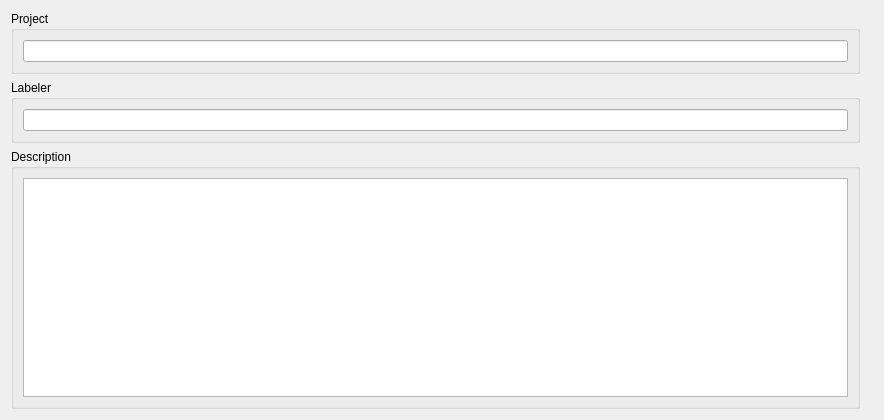
Above: ilastik/applets/projectMetadata/centralWidget.ui from ilastik/ilastik before the change. Below: the same form after it.
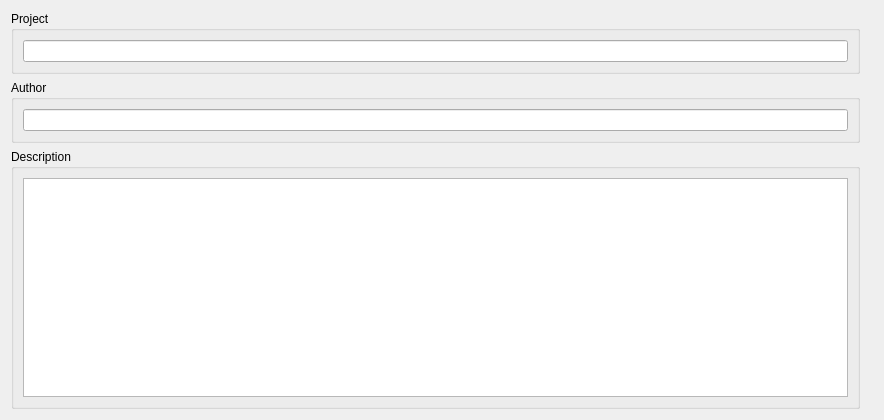
That is the form after the change. Icons and pictures are not drawn.

```diff
--- a/ilastik/applets/projectMetadata/centralWidget.ui
+++ b/ilastik/applets/projectMetadata/centralWidget.ui
@@ -43,7 +43,7 @@
         </size>
        </property>
        <property name="title">
-        <string>Labeler</string>
+        <string>Author</string>
        </property>
        <layout class="QHBoxLayout" name="horizontalLayout_10">
         <item>
```
